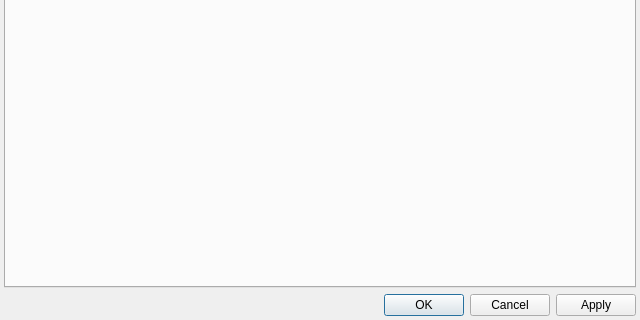
First picture: the form in src/ui/settingsdialog.ui, repository albertlauncher/albert, before the edit; both pictures show x 0 to 640 and y 160 to 480 of the 640 by 480 pixel window.
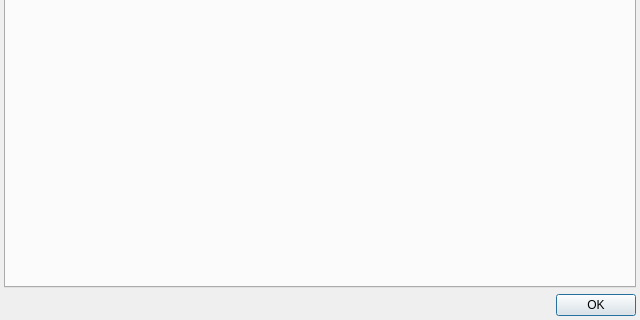
Second picture: the form after the edit.

Commit message: Show only ok button

```diff
--- a/src/ui/settingsdialog.ui
+++ b/src/ui/settingsdialog.ui
@@ -114,7 +114,7 @@
       <enum>Qt::Horizontal</enum>
      </property>
      <property name="standardButtons">
-      <set>QDialogButtonBox::Apply|QDialogButtonBox::Cancel|QDialogButtonBox::Ok</set>
+      <set>QDialogButtonBox::Ok</set>
      </property>
     </widget>
    </item>
```
